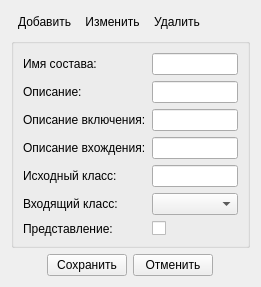
This is src/plugins/modeleride/compositionpropwidget.ui in rdnvndr/raindrop as Qt 5 draws it before an edit. The edited form follows.
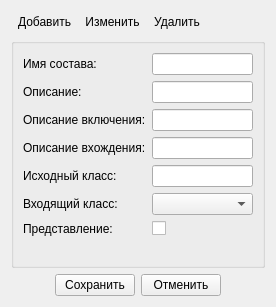
This is the edited form. Icons and pictures are not drawn. Custom widgets are drawn as their Qt base class.

Patch:
```diff
--- a/src/plugins/modeleride/compositionpropwidget.ui
+++ b/src/plugins/modeleride/compositionpropwidget.ui
@@ -6,8 +6,8 @@
    <rect>
     <x>0</x>
     <y>0</y>
-    <width>261</width>
-    <height>257</height>
+    <width>276</width>
+    <height>307</height>
    </rect>
   </property>
   <property name="windowTitle">
```
Left out of the diff: 18 changed lines with no effect on the pictures.
